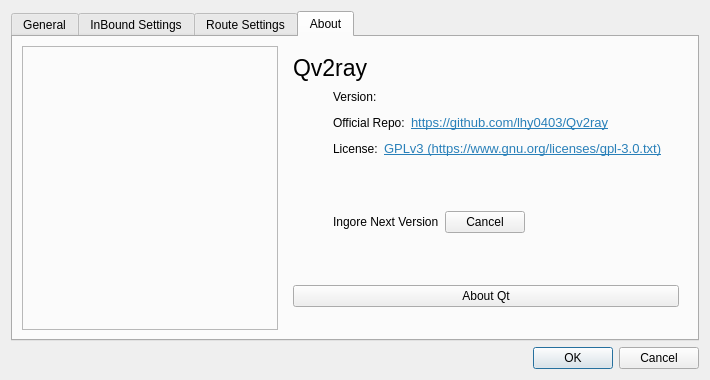
Above: src/ui/w_PrefrencesWindow.ui from darsvador/qvssr before the change. Below: the same form after it.
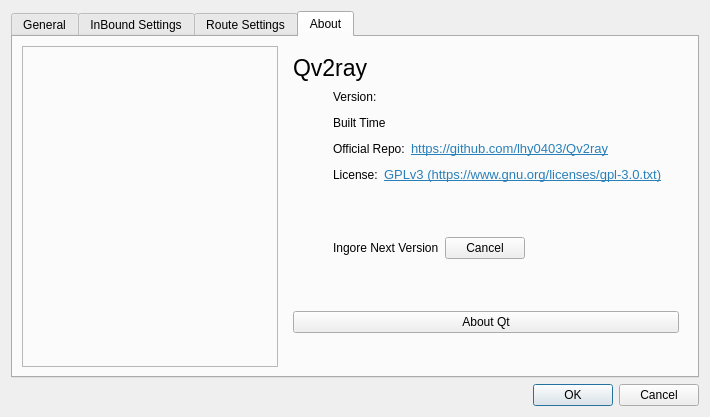
That is the form after the change. The open tabs and pages were chosen to show the change. Icons and pictures are not drawn.

Commit message: [add] Added sock UDP and fixed a few bugs, now using a proper build versioning number

The edit to the form file:
```diff
--- a/src/ui/w_PrefrencesWindow.ui
+++ b/src/ui/w_PrefrencesWindow.ui
@@ -7,7 +7,7 @@
     <x>0</x>
     <y>0</y>
     <width>710</width>
-    <height>380</height>
+    <height>417</height>
    </rect>
   </property>
   <property name="minimumSize">
@@ -529,7 +529,7 @@
             </item>
            </layout>
           </item>
-          <item row="2" column="0">
+          <item row="4" column="0">
            <layout class="QHBoxLayout" name="horizontalLayout_8">
             <item>
              <spacer name="horizontalSpacer_3">
@@ -580,7 +580,7 @@
             </item>
            </layout>
           </item>
-          <item row="3" column="0">
+          <item row="5" column="0">
            <layout class="QHBoxLayout" name="horizontalLayout_9">
             <item>
              <spacer name="horizontalSpacer_5">
@@ -631,7 +631,7 @@
             </item>
            </layout>
           </item>
-          <item row="7" column="0">
+          <item row="9" column="0">
            <spacer name="verticalSpacer1">
             <property name="orientation">
              <enum>Qt::Vertical</enum>
@@ -644,7 +644,7 @@
             </property>
            </spacer>
           </item>
-          <item row="7" column="1">
+          <item row="9" column="1">
            <widget class="QPushButton" name="aboutQt">
             <property name="minimumSize">
              <size>
@@ -657,7 +657,7 @@
             </property>
            </widget>
           </item>
-          <item row="5" column="0">
+          <item row="7" column="0">
            <spacer name="verticalSpacer1_2">
             <property name="orientation">
              <enum>Qt::Vertical</enum>
@@ -670,7 +670,7 @@
             </property>
            </spacer>
           </item>
-          <item row="6" column="0">
+          <item row="8" column="0">
            <layout class="QHBoxLayout" name="horizontalLayout_10">
             <item>
              <spacer name="horizontalSpacer_4">
@@ -708,6 +708,39 @@
             </item>
            </layout>
           </item>
+          <item row="3" column="0">
+           <layout class="QHBoxLayout" name="horizontalLayout_7">
+            <item>
+             <spacer name="horizontalSpacer_2">
+              <property name="orientation">
+               <enum>Qt::Horizontal</enum>
+              </property>
+              <property name="sizeHint" stdset="0">
+               <size>
+                <width>40</width>
+                <height>20</height>
+               </size>
+              </property>
+             </spacer>
+            </item>
+            <item>
+             <widget class="QLabel" name="label_26">
+              <property name="text">
+               <string>Built Time</string>
+              </property>
+             </widget>
+            </item>
+            <item>
+             <widget class="QLabel" name="qvBuildTime">
+              <property name="font">
+               <font>
+                <pointsize>10</pointsize>
+               </font>
+              </property>
+             </widget>
+            </item>
+           </layout>
+          </item>
          </layout>
         </widget>
        </item>
```
Left out of the diff: 60 changed lines with no effect on the pictures. The commit also changes 13 other files.
